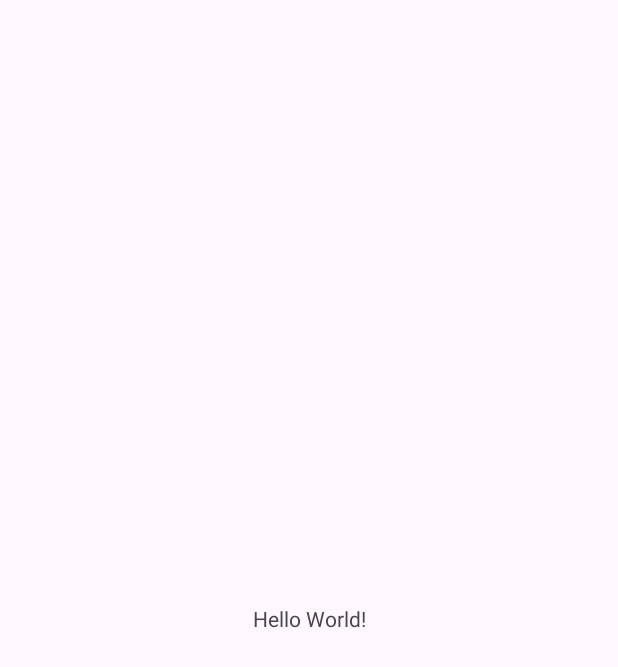
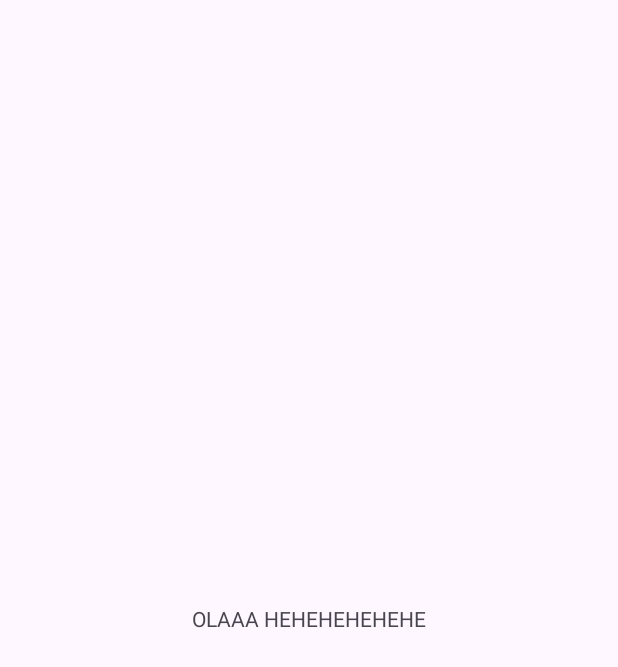
Before and after one commit to Dev-Moretti/Hora_Do_Cafe-APP, an Android app: the screen it shows after launch (MainActivity), on a phone screen of 412 x 824 dp. Before the commit the part shown is almost empty. Shown: the top 667 px of the screen. Run offline under Robolectric (Android 15) with nearby library versions, the phone set to English and light mode, and no system bars.

Commit message:
mudança commit

```diff
--- a/app/src/main/res/layout/activity_main.xml
+++ b/app/src/main/res/layout/activity_main.xml
@@ -10,7 +10,7 @@
     <TextView
         android:layout_width="wrap_content"
         android:layout_height="wrap_content"
-        android:text="Hello World!"
+        android:text="OLAAA HEHEHEHEHEHE"
         app:layout_constraintBottom_toBottomOf="parent"
         app:layout_constraintEnd_toEndOf="parent"
         app:layout_constraintStart_toStartOf="parent"
```
